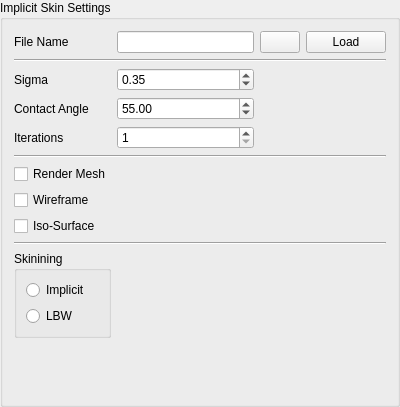
Old version of the form form/implicitskinsettings.ui in the repository IdrisMiles/implicit_skinning.
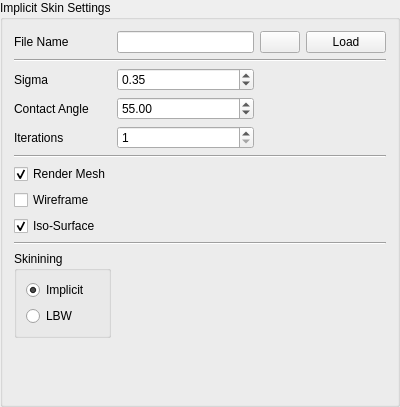
New version of the form.

Commit message: updated started tate of ui

What changed in the file:
```diff
--- a/form/implicitskinsettings.ui
+++ b/form/implicitskinsettings.ui
@@ -75,6 +75,9 @@
         <property name="text">
          <string>Implicit</string>
         </property>
+        <property name="checked">
+         <bool>true</bool>
+        </property>
        </widget>
       </item>
       <item row="1" column="0">
@@ -99,6 +102,9 @@
      <property name="text">
       <string>Render Mesh</string>
      </property>
+     <property name="checked">
+      <bool>true</bool>
+     </property>
     </widget>
    </item>
    <item row="0" column="0">
@@ -158,6 +164,9 @@
      <property name="text">
       <string>Iso-Surface</string>
      </property>
+     <property name="checked">
+      <bool>true</bool>
+     </property>
     </widget>
    </item>
    <item row="6" column="0" colspan="4">
```
The commit also changes 1 other file.
